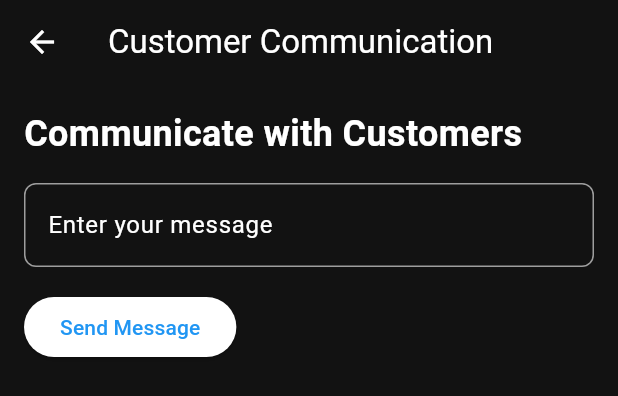
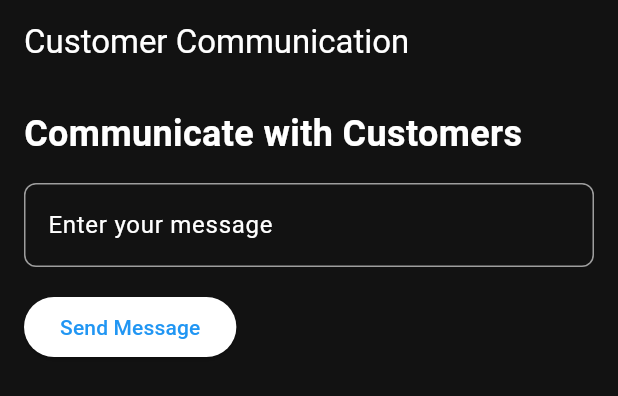
Before and after one commit to kimjooyoon/home_page, a Flutter app: the AdminCustomerCommunicationPage widget shown alone on an empty page, opened directly, on a phone screen of 412 x 824 dp. Shown: the top 396 px of the screen. Run offline on Flutter 3.47's test engine with Material 3 defaults, Android fonts, the phone set to English and light mode, and no system bars; our stand-ins replace fl_chart, flutter_svg.

Commit message:
fix(templates): add base temp

```diff
--- /dev/null
+++ b/lib/organisms/app_bar/custom_app_bar.dart
@@ -0,0 +1,18 @@
+// lib/organisms/custom_app_bar.dart
+import 'package:flutter/material.dart';
+
+class CustomAppBar extends StatelessWidget implements PreferredSizeWidget {
+  final String title;
+
+  const CustomAppBar({super.key, required this.title});
+
+  @override
+  Widget build(BuildContext context) {
+    return AppBar(
+      title: Text(title),
+    );
+  }
+
+  @override
+  Size get preferredSize => const Size.fromHeight(kToolbarHeight);
+}
--- a/lib/pages/admin/admin_customer_communication.dart
+++ b/lib/pages/admin/admin_customer_communication.dart
@@ -1,15 +1,14 @@
 import 'package:flutter/material.dart';
+import 'package:home_page/templates/base/base_template.dart';
 
 class AdminCustomerCommunicationPage extends StatelessWidget {
   const AdminCustomerCommunicationPage({super.key});
 
   @override
   Widget build(BuildContext context) {
-    return Scaffold(
-      appBar: AppBar(
-        title: const Text('Customer Communication'),
-      ),
-      body: Padding(
+    return BaseTemplate(
+      title: 'Customer Communication',
+      child: Padding(
         padding: const EdgeInsets.all(16.0),
         child: Column(
           crossAxisAlignment: CrossAxisAlignment.start,
--- a/lib/templates/auth_template/auth_template.dart
+++ b/lib/templates/auth_template/auth_template.dart
@@ -10,6 +10,7 @@ class AuthTemplate extends StatelessWidget {
   final VoidCallback onGoogleSignUp;
 
   const AuthTemplate({
+    super.key,
     required this.onLogin,
     required this.onSignUp,
     required this.onGoogleLogin,
--- /dev/null
+++ b/lib/templates/base/base_template.dart
@@ -0,0 +1,17 @@
+import 'package:flutter/material.dart';
+import 'package:home_page/organisms/app_bar/custom_app_bar.dart';
+
+class BaseTemplate extends StatelessWidget {
+  final String title;
+  final Widget child;
+
+  const BaseTemplate({super.key, required this.title, required this.child});
+
+  @override
+  Widget build(BuildContext context) {
+    return Scaffold(
+      appBar: CustomAppBar(title: title),
+      body: child,
+    );
+  }
+}
```
